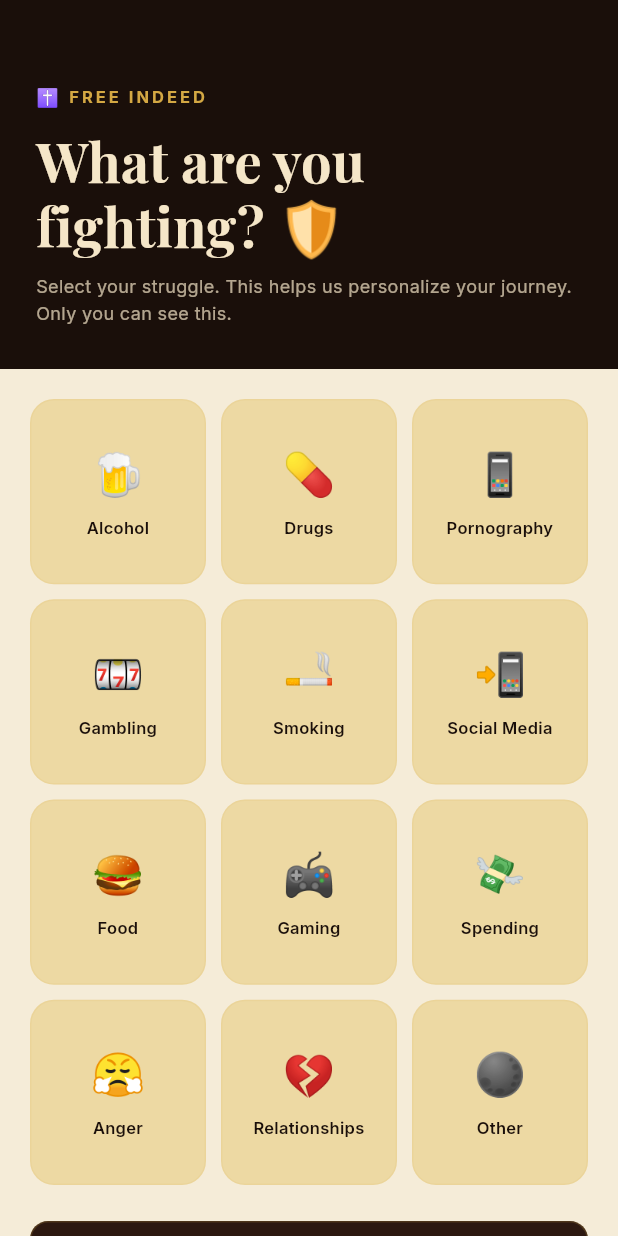
After one commit to Bawoveee/free-indeed-app, a Flutter app: the AddictionSelectionScreen screen opened directly, on a phone screen of 412 x 824 dp. The commit adds this screen. Run offline on Flutter 3.47's test engine with Material 3 defaults, Android fonts, the phone set to English and light mode, and no system bars; our stand-ins replace cloud_firestore, dio, firebase_auth, firebase_core, flutter_riverpod, google_fonts; accounts and stored records are empty; network calls fail.

Commit message:
Day 11 - Addiction selection screen after signup

```diff
--- a/lib/features/auth/auth_screen.dart
+++ b/lib/features/auth/auth_screen.dart
@@ -2,6 +2,7 @@ import 'package:flutter/material.dart';
 import 'package:firebase_auth/firebase_auth.dart';
 import 'package:cloud_firestore/cloud_firestore.dart';
 import 'package:free_indeed/core/theme/app_theme.dart';
+import 'package:free_indeed/features/onboarding/addiction_selection_screen.dart';
 import 'package:free_indeed/features/home/home_screen.dart';
 
 class AuthScreen extends StatefulWidget {
@@ -35,12 +36,13 @@ class _AuthScreenState extends State<AuthScreen> {
           password: _passwordController.text.trim(),
         );
         if (mounted) {
-          Navigator.pushAndRemoveUntil(
-            context,
-            MaterialPageRoute(builder: (context) => const HomeScreen()),
-            (route) => false,
-          );
-        }
+  Navigator.pushAndRemoveUntil(
+    context,
+    MaterialPageRoute(
+        builder: (context) => const AddictionSelectionScreen()),
+    (route) => false,
+  );
+}
       } else {
         final userCredential =
             await FirebaseAuth.instance.createUserWithEmailAndPassword(
--- /dev/null
+++ b/lib/features/onboarding/addiction_selection_screen.dart
@@ -0,0 +1,245 @@
+import 'package:flutter/material.dart';
+import 'package:firebase_auth/firebase_auth.dart';
+import 'package:cloud_firestore/cloud_firestore.dart';
+import 'package:free_indeed/core/theme/app_theme.dart';
+import 'package:free_indeed/features/home/home_screen.dart';
+
+class AddictionSelectionScreen extends StatefulWidget {
+  const AddictionSelectionScreen({super.key});
+
+  @override
+  State<AddictionSelectionScreen> createState() =>
+      _AddictionSelectionScreenState();
+}
+
+class _AddictionSelectionScreenState
+    extends State<AddictionSelectionScreen> {
+  String? _selectedAddiction;
+  bool _isSaving = false;
+
+  final List<Map<String, String>> _addictions = [
+    {'emoji': '🍺', 'title': 'Alcohol', 'key': 'alcohol'},
+    {'emoji': '💊', 'title': 'Drugs', 'key': 'drugs'},
+    {'emoji': '📱', 'title': 'Pornography', 'key': 'pornography'},
+    {'emoji': '🎰', 'title': 'Gambling', 'key': 'gambling'},
+    {'emoji': '🚬', 'title': 'Smoking', 'key': 'smoking'},
+    {'emoji': '📲', 'title': 'Social Media', 'key': 'social_media'},
+    {'emoji': '🍔', 'title': 'Food', 'key': 'food'},
+    {'emoji': '🎮', 'title': 'Gaming', 'key': 'gaming'},
+    {'emoji': '💸', 'title': 'Spending', 'key': 'spending'},
+    {'emoji': '😤', 'title': 'Anger', 'key': 'anger'},
+    {'emoji': '💔', 'title': 'Relationships', 'key': 'relationships'},
+    {'emoji': '🌑', 'title': 'Other', 'key': 'other'},
+  ];
+
+  Future<void> _saveAndContinue() async {
+    if (_selectedAddiction == null) {
+      ScaffoldMessenger.of(context).showSnackBar(
+        const SnackBar(
+          content: Text('Please select your struggle to continue'),
+        ),
+      );
+      return;
+    }
+
+    setState(() => _isSaving = true);
+
+    try {
+      final user = FirebaseAuth.instance.currentUser;
+      await FirebaseFirestore.instance
+          .collection('users')
+          .doc(user?.uid)
+          .set({
+        'addictionType': _selectedAddiction,
+        'onboardingComplete': true,
+      }, SetOptions(merge: true));
+
+      if (mounted) {
+        Navigator.pushAndRemoveUntil(
+          context,
+          MaterialPageRoute(builder: (context) => const HomeScreen()),
+          (route) => false,
+        );
+      }
+    } catch (e) {
+      if (mounted) {
+        ScaffoldMessenger.of(context).showSnackBar(
+          SnackBar(content: Text('Error: $e')),
+        );
+      }
+    }
+
+    if (mounted) setState(() => _isSaving = false);
+  }
+
+  @override
+  Widget build(BuildContext context) {
+    return Scaffold(
+      backgroundColor: AppColors.parchment,
+      body: Column(
+        children: [
+          // FIXED HEADER
+          Container(
+            padding: const EdgeInsets.fromLTRB(24, 56, 24, 28),
+            color: AppColors.darkBrown,
+            child: Column(
+              crossAxisAlignment: CrossAxisAlignment.start,
+              children: [
+                Row(
+                  children: [
+                    const Text('✝',
+                        style: TextStyle(
+                            color: Color(0xFFD4A843), fontSize: 12)),
+                    const SizedBox(width: 6),
+                    Text(
+                      'FREE INDEED',
+                      style: AppTextStyles.caption.copyWith(
+                        color: AppColors.gold,
+                        letterSpacing: 2,
+                        fontWeight: FontWeight.w700,
+                      ),
+                    ),
+                  ],
+                ),
+                const SizedBox(height: 12),
+                Text(
+                  'What are you\nfighting? 🛡️',
+                  style: AppTextStyles.displayLarge,
+                ),
+                const SizedBox(height: 8),
+                Text(
+                  'Select your struggle. This helps us personalize your journey. Only you can see this.',
+                  style: AppTextStyles.bodySmall.copyWith(
+                    color: AppColors.textLight.withValues(alpha: 0.7),
+                  ),
+                ),
+              ],
+            ),
+          ),
+
+          // SCROLLABLE CONTENT
+          Expanded(
+            child: SingleChildScrollView(
+              padding: const EdgeInsets.all(20),
+              child: Column(
+                children: [
+                  GridView.count(
+                    crossAxisCount: 3,
+                    shrinkWrap: true,
+                    physics: const NeverScrollableScrollPhysics(),
+                    crossAxisSpacing: 10,
+                    mainAxisSpacing: 10,
+                    childAspectRatio: 0.95,
+                    children: _addictions.map((addiction) {
+                      final isSelected =
+                          _selectedAddiction == addiction['key'];
+                      return GestureDetector(
+                        onTap: () => setState(
+                            () => _selectedAddiction = addiction['key']),
+                        child: Container(
+                          decoration: BoxDecoration(
+                            color: isSelected
+                                ? AppColors.darkBrown
+                                : AppColors.parchmentDark,
+                            borderRadius: BorderRadius.circular(16),
+                            border: isSelected
+                                ? Border.all(
+                                    color: AppColors.gold,
+                                    width: 2,
+                                  )
+                                : Border.all(
+                                    color: AppColors.gold
+                                        .withValues(alpha: 0.1),
+                                  ),
+                          ),
+                          child: Column(
+                            mainAxisAlignment: MainAxisAlignment.center,
+                            children: [
+                              Text(
+                                addiction['emoji']!,
+                                style: const TextStyle(fontSize: 28),
+                              ),
+                              const SizedBox(height: 8),
+                              Text(
+                                addiction['title']!,
+                                textAlign: TextAlign.center,
+                                style: AppTextStyles.caption.copyWith(
+                                  color: isSelected
+                                      ? AppColors.gold
+                                      : AppColors.darkBrown,
+                                  fontWeight: FontWeight.w600,
+                                ),
+                              ),
+                              if (isSelected)
+                                const Icon(
+                                  Icons.check_circle,
+                                  color: AppColors.gold,
+                                  size: 16,
+                                ),
+                            ],
+                          ),
+                        ),
+                      );
+                    }).toList(),
+                  ),
+
+                  const SizedBox(height: 24),
+
+                  // Privacy note
+                  Container(
+                    padding: const EdgeInsets.all(16),
+                    decoration: BoxDecoration(
+                      color: AppColors.mediumBrown,
+                      borderRadius: BorderRadius.circular(12),
+                      border: Border.all(
+                        color: AppColors.gold.withValues(alpha: 0.2),
+                      ),
+                    ),
+                    child: Row(
+                      children: [
+                        const Text('🔒',
+                            style: TextStyle(fontSize: 20)),
+                        const SizedBox(width: 12),
+                        Expanded(
+                          child: Text(
+                            'Your selection is private and secure. It is never shared with anyone.',
+                            style: AppTextStyles.bodySmall.copyWith(
+                              color:
+                                  AppColors.textLight.withValues(alpha: 0.7),
+                            ),
+                          ),
+                        ),
+                      ],
+                    ),
+                  ),
+
+                  const SizedBox(height: 24),
+
+                  // Continue button
+                  SizedBox(
+                    width: double.infinity,
+                    child: ElevatedButton(
+                      onPressed: _isSaving ? null : _saveAndContinue,
+                      child: _isSaving
+                          ? const SizedBox(
+                              height: 20,
+                              width: 20,
+                              child: CircularProgressIndicator(
+                                color: Colors.white,
+                                strokeWidth: 2,
+                              ),
+                            )
+                          : const Text('Begin My Journey 🕊️'),
+                    ),
+                  ),
+
+                  const SizedBox(height: 32),
+                ],
+              ),
+            ),
+          ),
+        ],
+      ),
+    );
+  }
+}
--- a/lib/features/onboarding/onboarding_screen.dart
+++ b/lib/features/onboarding/onboarding_screen.dart
@@ -106,8 +106,8 @@ class _OnboardingScreenState extends State<OnboardingScreen> {
                   height: 8,
                   decoration: BoxDecoration(
                     color: _currentPage == index
-                        ? AppColors.gold
-                        : AppColors.white.withValues(alpha: 0.3),
+                        ? const Color.fromARGB(255, 23, 95, 163)
+                        : const Color.fromARGB(255, 191, 192, 209).withValues(alpha: 0.3),
                     borderRadius: BorderRadius.circular(4),
                   ),
                 ),
```
